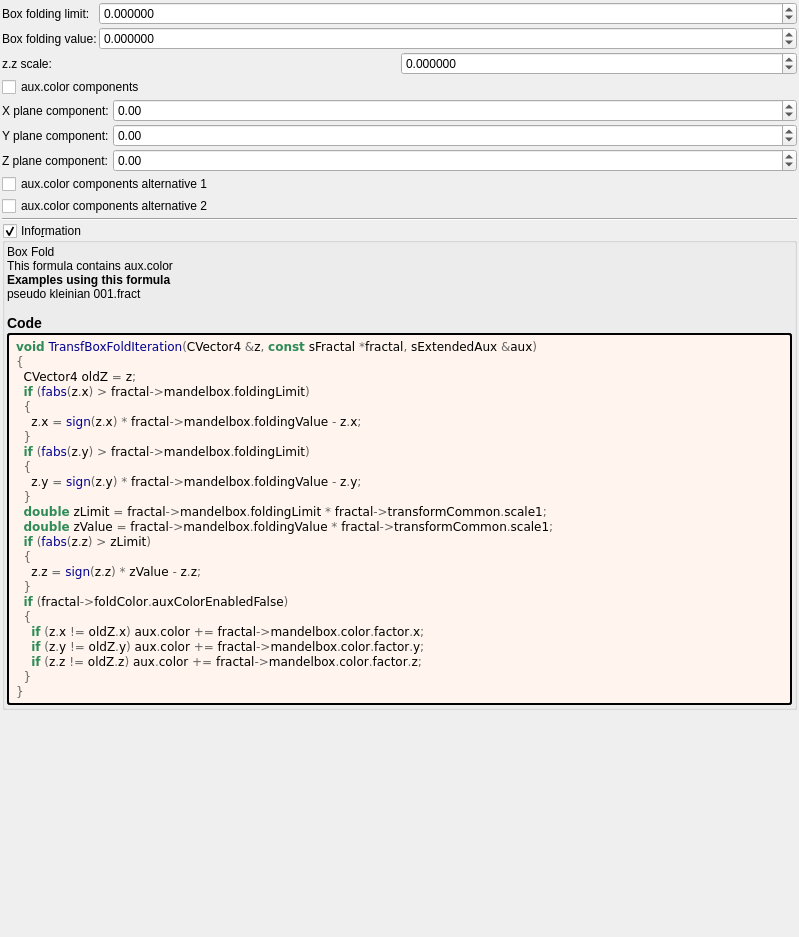
First picture: the form in mandelbulber2/formula/ui/fractal_transf_box_fold.ui, repository buddhi1980/mandelbulber2, before the edit.
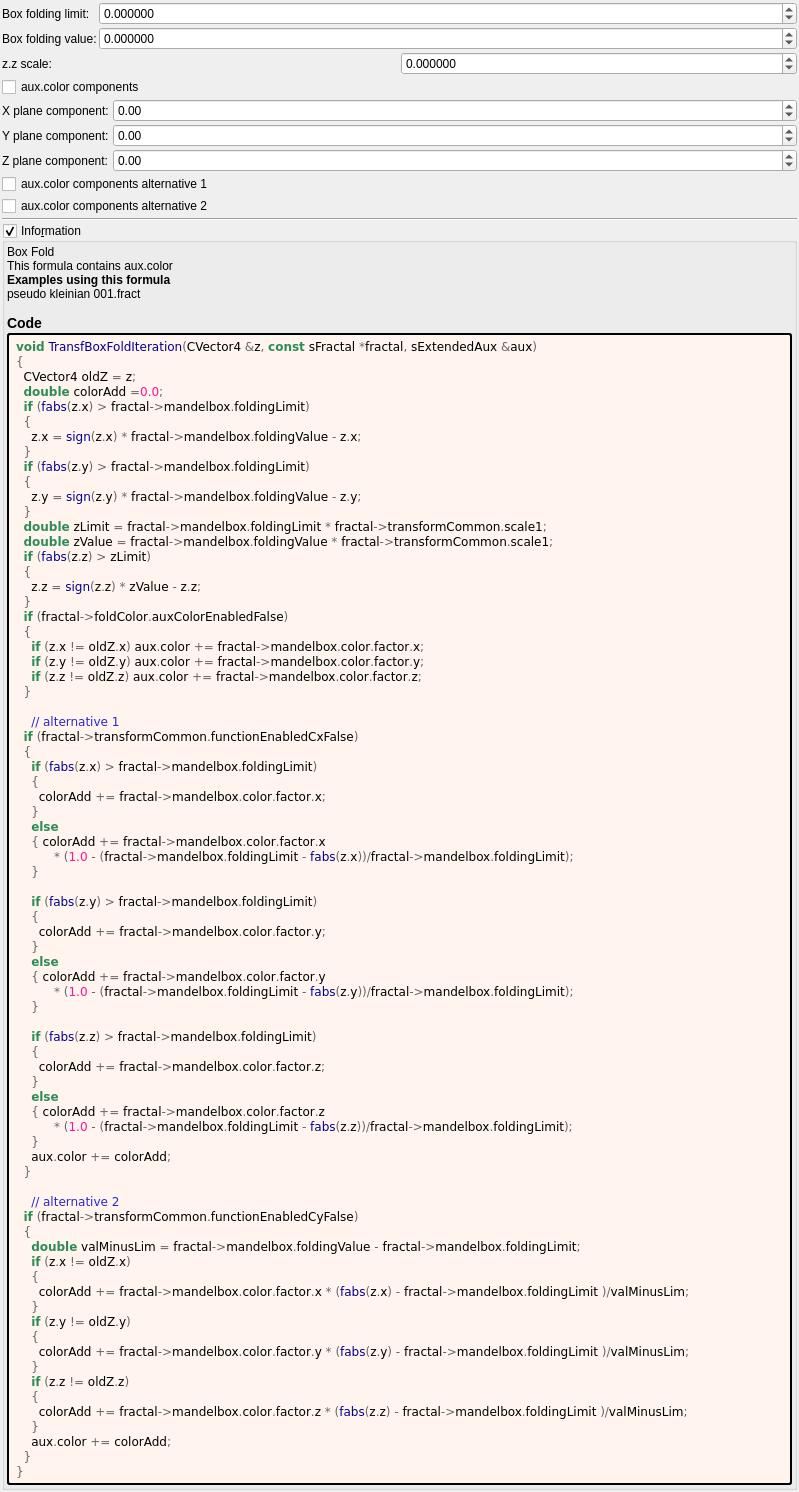
Second picture: the form after the edit. Custom widgets are drawn as their Qt base class.

```diff
--- a/mandelbulber2/formula/ui/fractal_transf_box_fold.ui
+++ b/mandelbulber2/formula/ui/fractal_transf_box_fold.ui
@@ -340,6 +340,7 @@
 &lt;pre style=&quot;color:#000000; background-color:#fff5ee;  font-family:'Courier New',monospace;&quot;&gt;&lt;span style=&quot;color:#2e8b57; font-weight:bold&quot;&gt;void&lt;/span&gt; &lt;span style=&quot;color:#00008f&quot;&gt;TransfBoxFoldIteration&lt;/span&gt;&lt;span style=&quot;color:#676767&quot;&gt;(&lt;/span&gt;CVector4 &lt;span style=&quot;color:#676767&quot;&gt;&amp;amp;&lt;/span&gt;z&lt;span style=&quot;color:#676767&quot;&gt;,&lt;/span&gt; &lt;span style=&quot;color:#2e8b57; font-weight:bold&quot;&gt;const&lt;/span&gt; sFractal &lt;span style=&quot;color:#676767&quot;&gt;*&lt;/span&gt;fractal&lt;span style=&quot;color:#676767&quot;&gt;,&lt;/span&gt; sExtendedAux &lt;span style=&quot;color:#676767&quot;&gt;&amp;amp;&lt;/span&gt;aux&lt;span style=&quot;color:#676767&quot;&gt;)&lt;/span&gt;
 &lt;span style=&quot;color:#676767&quot;&gt;{&lt;/span&gt;
   CVector4 oldZ &lt;span style=&quot;color:#676767&quot;&gt;=&lt;/span&gt; z&lt;span style=&quot;color:#676767&quot;&gt;;&lt;/span&gt;
+  &lt;span style=&quot;color:#2e8b57; font-weight:bold&quot;&gt;double&lt;/span&gt; colorAdd &lt;span style=&quot;color:#676767&quot;&gt;=&lt;/span&gt;&lt;span style=&quot;color:#ff1493&quot;&gt;0.0&lt;/span&gt;&lt;span style=&quot;color:#676767&quot;&gt;;&lt;/span&gt;
   &lt;span style=&quot;color:#2e8b57; font-weight:bold&quot;&gt;if&lt;/span&gt; &lt;span style=&quot;color:#676767&quot;&gt;(&lt;/span&gt;&lt;span style=&quot;color:#00008f&quot;&gt;fabs&lt;/span&gt;&lt;span style=&quot;color:#676767&quot;&gt;(&lt;/span&gt;z&lt;span style=&quot;color:#676767&quot;&gt;.&lt;/span&gt;x&lt;span style=&quot;color:#676767&quot;&gt;) &amp;gt;&lt;/span&gt; fractal&lt;span style=&quot;color:#676767&quot;&gt;-&amp;gt;&lt;/span&gt;mandelbox&lt;span style=&quot;color:#676767&quot;&gt;.&lt;/span&gt;foldingLimit&lt;span style=&quot;color:#676767&quot;&gt;)&lt;/span&gt;
   &lt;span style=&quot;color:#676767&quot;&gt;{&lt;/span&gt;
     z&lt;span style=&quot;color:#676767&quot;&gt;.&lt;/span&gt;x &lt;span style=&quot;color:#676767&quot;&gt;=&lt;/span&gt; &lt;span style=&quot;color:#00008f&quot;&gt;sign&lt;/span&gt;&lt;span style=&quot;color:#676767&quot;&gt;(&lt;/span&gt;z&lt;span style=&quot;color:#676767&quot;&gt;.&lt;/span&gt;x&lt;span style=&quot;color:#676767&quot;&gt;) *&lt;/span&gt; fractal&lt;span style=&quot;color:#676767&quot;&gt;-&amp;gt;&lt;/span&gt;mandelbox&lt;span style=&quot;color:#676767&quot;&gt;.&lt;/span&gt;foldingValue &lt;span style=&quot;color:#676767&quot;&gt;-&lt;/span&gt; z&lt;span style=&quot;color:#676767&quot;&gt;.&lt;/span&gt;x&lt;span style=&quot;color:#676767&quot;&gt;;&lt;/span&gt;
@@ -360,6 +361,57 @@
     &lt;span style=&quot;color:#2e8b57; font-weight:bold&quot;&gt;if&lt;/span&gt; &lt;span style=&quot;color:#676767&quot;&gt;(&lt;/span&gt;z&lt;span style=&quot;color:#676767&quot;&gt;.&lt;/span&gt;y &lt;span style=&quot;color:#676767&quot;&gt;!=&lt;/span&gt; oldZ&lt;span style=&quot;color:#676767&quot;&gt;.&lt;/span&gt;y&lt;span style=&quot;color:#676767&quot;&gt;)&lt;/span&gt; aux&lt;span style=&quot;color:#676767&quot;&gt;.&lt;/span&gt;color &lt;span style=&quot;color:#676767&quot;&gt;+=&lt;/span&gt; fractal&lt;span style=&quot;color:#676767&quot;&gt;-&amp;gt;&lt;/span&gt;mandelbox&lt;span style=&quot;color:#676767&quot;&gt;.&lt;/span&gt;color&lt;span style=&quot;color:#676767&quot;&gt;.&lt;/span&gt;factor&lt;span style=&quot;color:#676767&quot;&gt;.&lt;/span&gt;y&lt;span style=&quot;color:#676767&quot;&gt;;&lt;/span&gt;
     &lt;span style=&quot;color:#2e8b57; font-weight:bold&quot;&gt;if&lt;/span&gt; &lt;span style=&quot;color:#676767&quot;&gt;(&lt;/span&gt;z&lt;span style=&quot;color:#676767&quot;&gt;.&lt;/span&gt;z &lt;span style=&quot;color:#676767&quot;&gt;!=&lt;/span&gt; oldZ&lt;span style=&quot;color:#676767&quot;&gt;.&lt;/span&gt;z&lt;span style=&quot;color:#676767&quot;&gt;)&lt;/span&gt; aux&lt;span style=&quot;color:#676767&quot;&gt;.&lt;/span&gt;color &lt;span style=&quot;color:#676767&quot;&gt;+=&lt;/span&gt; fractal&lt;span style=&quot;color:#676767&quot;&gt;-&amp;gt;&lt;/span&gt;mandelbox&lt;span style=&quot;color:#676767&quot;&gt;.&lt;/span&gt;color&lt;span style=&quot;color:#676767&quot;&gt;.&lt;/span&gt;factor&lt;span style=&quot;color:#676767&quot;&gt;.&lt;/span&gt;z&lt;span style=&quot;color:#676767&quot;&gt;;&lt;/span&gt;
   &lt;span style=&quot;color:#676767&quot;&gt;}&lt;/span&gt;
+
+    &lt;span style=&quot;color:#2929cc&quot;&gt;// alternative 1&lt;/span&gt;
+  &lt;span style=&quot;color:#2e8b57; font-weight:bold&quot;&gt;if&lt;/span&gt; &lt;span style=&quot;color:#676767&quot;&gt;(&lt;/span&gt;fractal&lt;span style=&quot;color:#676767&quot;&gt;-&amp;gt;&lt;/span&gt;transformCommon&lt;span style=&quot;color:#676767&quot;&gt;.&lt;/span&gt;functionEnabledCxFalse&lt;span style=&quot;color:#676767&quot;&gt;)&lt;/span&gt;
+  &lt;span style=&quot;color:#676767&quot;&gt;{&lt;/span&gt;
+    &lt;span style=&quot;color:#2e8b57; font-weight:bold&quot;&gt;if&lt;/span&gt; &lt;span style=&quot;color:#676767&quot;&gt;(&lt;/span&gt;&lt;span style=&quot;color:#00008f&quot;&gt;fabs&lt;/span&gt;&lt;span style=&quot;color:#676767&quot;&gt;(&lt;/span&gt;z&lt;span style=&quot;color:#676767&quot;&gt;.&lt;/span&gt;x&lt;span style=&quot;color:#676767&quot;&gt;) &amp;gt;&lt;/span&gt; fractal&lt;span style=&quot;color:#676767&quot;&gt;-&amp;gt;&lt;/span&gt;mandelbox&lt;span style=&quot;color:#676767&quot;&gt;.&lt;/span&gt;foldingLimit&lt;span style=&quot;color:#676767&quot;&gt;)&lt;/span&gt;
+    &lt;span style=&quot;color:#676767&quot;&gt;{&lt;/span&gt;
+      colorAdd &lt;span style=&quot;color:#676767&quot;&gt;+=&lt;/span&gt; fractal&lt;span style=&quot;color:#676767&quot;&gt;-&amp;gt;&lt;/span&gt;mandelbox&lt;span style=&quot;color:#676767&quot;&gt;.&lt;/span&gt;color&lt;span style=&quot;color:#676767&quot;&gt;.&lt;/span&gt;factor&lt;span style=&quot;color:#676767&quot;&gt;.&lt;/span&gt;x&lt;span style=&quot;color:#676767&quot;&gt;;&lt;/span&gt;
+    &lt;span style=&quot;color:#676767&quot;&gt;}&lt;/span&gt;
+    &lt;span style=&quot;color:#2e8b57; font-weight:bold&quot;&gt;else&lt;/span&gt;
+    &lt;span style=&quot;color:#676767&quot;&gt;{&lt;/span&gt; colorAdd &lt;span style=&quot;color:#676767&quot;&gt;+=&lt;/span&gt; fractal&lt;span style=&quot;color:#676767&quot;&gt;-&amp;gt;&lt;/span&gt;mandelbox&lt;span style=&quot;color:#676767&quot;&gt;.&lt;/span&gt;color&lt;span style=&quot;color:#676767&quot;&gt;.&lt;/span&gt;factor&lt;span style=&quot;color:#676767&quot;&gt;.&lt;/span&gt;x
+          &lt;span style=&quot;color:#676767&quot;&gt;* (&lt;/span&gt;&lt;span style=&quot;color:#ff1493&quot;&gt;1.0&lt;/span&gt; &lt;span style=&quot;color:#676767&quot;&gt;- (&lt;/span&gt;fractal&lt;span style=&quot;color:#676767&quot;&gt;-&amp;gt;&lt;/span&gt;mandelbox&lt;span style=&quot;color:#676767&quot;&gt;.&lt;/span&gt;foldingLimit &lt;span style=&quot;color:#676767&quot;&gt;-&lt;/span&gt; &lt;span style=&quot;color:#00008f&quot;&gt;fabs&lt;/span&gt;&lt;span style=&quot;color:#676767&quot;&gt;(&lt;/span&gt;z&lt;span style=&quot;color:#676767&quot;&gt;.&lt;/span&gt;x&lt;span style=&quot;color:#676767&quot;&gt;))/&lt;/span&gt;fractal&lt;span style=&quot;color:#676767&quot;&gt;-&amp;gt;&lt;/span&gt;mandelbox&lt;span style=&quot;color:#676767&quot;&gt;.&lt;/span&gt;foldingLimit&lt;span style=&quot;color:#676767&quot;&gt;);&lt;/span&gt;
+    &lt;span style=&quot;color:#676767&quot;&gt;}&lt;/span&gt;
+
+    &lt;span style=&quot;color:#2e8b57; font-weight:bold&quot;&gt;if&lt;/span&gt; &lt;span style=&quot;color:#676767&quot;&gt;(&lt;/span&gt;&lt;span style=&quot;color:#00008f&quot;&gt;fabs&lt;/span&gt;&lt;span style=&quot;color:#676767&quot;&gt;(&lt;/span&gt;z&lt;span style=&quot;color:#676767&quot;&gt;.&lt;/span&gt;y&lt;span style=&quot;color:#676767&quot;&gt;) &amp;gt;&lt;/span&gt; fractal&lt;span style=&quot;color:#676767&quot;&gt;-&amp;gt;&lt;/span&gt;mandelbox&lt;span style=&quot;color:#676767&quot;&gt;.&lt;/span&gt;foldingLimit&lt;span style=&quot;color:#676767&quot;&gt;)&lt;/span&gt;
+    &lt;span style=&quot;color:#676767&quot;&gt;{&lt;/span&gt;
+      colorAdd &lt;span style=&quot;color:#676767&quot;&gt;+=&lt;/span&gt; fractal&lt;span style=&quot;color:#676767&quot;&gt;-&amp;gt;&lt;/span&gt;mandelbox&lt;span style=&quot;color:#676767&quot;&gt;.&lt;/span&gt;color&lt;span style=&quot;color:#676767&quot;&gt;.&lt;/span&gt;factor&lt;span style=&quot;color:#676767&quot;&gt;.&lt;/span&gt;y&lt;span style=&quot;color:#676767&quot;&gt;;&lt;/span&gt;
+    &lt;span style=&quot;color:#676767&quot;&gt;}&lt;/span&gt;
+    &lt;span style=&quot;color:#2e8b57; font-weight:bold&quot;&gt;else&lt;/span&gt;
+    &lt;span style=&quot;color:#676767&quot;&gt;{&lt;/span&gt; colorAdd &lt;span style=&quot;color:#676767&quot;&gt;+=&lt;/span&gt; fractal&lt;span style=&quot;color:#676767&quot;&gt;-&amp;gt;&lt;/span&gt;mandelbox&lt;span style=&quot;color:#676767&quot;&gt;.&lt;/span&gt;color&lt;span style=&quot;color:#676767&quot;&gt;.&lt;/span&gt;factor&lt;span style=&quot;color:#676767&quot;&gt;.&lt;/span&gt;y
+          &lt;span style=&quot;color:#676767&quot;&gt;* (&lt;/span&gt;&lt;span style=&quot;color:#ff1493&quot;&gt;1.0&lt;/span&gt; &lt;span style=&quot;color:#676767&quot;&gt;- (&lt;/span&gt;fractal&lt;span style=&quot;color:#676767&quot;&gt;-&amp;gt;&lt;/span&gt;mandelbox&lt;span style=&quot;color:#676767&quot;&gt;.&lt;/span&gt;foldingLimit &lt;span style=&quot;color:#676767&quot;&gt;-&lt;/span&gt; &lt;span style=&quot;color:#00008f&quot;&gt;fabs&lt;/span&gt;&lt;span style=&quot;color:#676767&quot;&gt;(&lt;/span&gt;z&lt;span style=&quot;color:#676767&quot;&gt;.&lt;/span&gt;y&lt;span style=&quot;color:#676767&quot;&gt;))/&lt;/span&gt;fractal&lt;span style=&quot;color:#676767&quot;&gt;-&amp;gt;&lt;/span&gt;mandelbox&lt;span style=&quot;color:#676767&quot;&gt;.&lt;/span&gt;foldingLimit&lt;span style=&quot;color:#676767&quot;&gt;);&lt;/span&gt;
+    &lt;span style=&quot;color:#676767&quot;&gt;}&lt;/span&gt;
+
+    &lt;span style=&quot;color:#2e8b57; font-weight:bold&quot;&gt;if&lt;/span&gt; &lt;span style=&quot;color:#676767&quot;&gt;(&lt;/span&gt;&lt;span style=&quot;color:#00008f&quot;&gt;fabs&lt;/span&gt;&lt;span style=&quot;color:#676767&quot;&gt;(&lt;/span&gt;z&lt;span style=&quot;color:#676767&quot;&gt;.&lt;/span&gt;z&lt;span style=&quot;color:#676767&quot;&gt;) &amp;gt;&lt;/span&gt; fractal&lt;span style=&quot;color:#676767&quot;&gt;-&amp;gt;&lt;/span&gt;mandelbox&lt;span style=&quot;color:#676767&quot;&gt;.&lt;/span&gt;foldingLimit&lt;span style=&quot;color:#676767&quot;&gt;)&lt;/span&gt;
+    &lt;span style=&quot;color:#676767&quot;&gt;{&lt;/span&gt;
+      colorAdd &lt;span style=&quot;color:#676767&quot;&gt;+=&lt;/span&gt; fractal&lt;span style=&quot;color:#676767&quot;&gt;-&amp;gt;&lt;/span&gt;mandelbox&lt;span style=&quot;color:#676767&quot;&gt;.&lt;/span&gt;color&lt;span style=&quot;color:#676767&quot;&gt;.&lt;/span&gt;factor&lt;span style=&quot;color:#676767&quot;&gt;.&lt;/span&gt;z&lt;span style=&quot;color:#676767&quot;&gt;;&lt;/span&gt;
+    &lt;span style=&quot;color:#676767&quot;&gt;}&lt;/span&gt;
+    &lt;span style=&quot;color:#2e8b57; font-weight:bold&quot;&gt;else&lt;/span&gt;
+    &lt;span style=&quot;color:#676767&quot;&gt;{&lt;/span&gt; colorAdd &lt;span style=&quot;color:#676767&quot;&gt;+=&lt;/span&gt; fractal&lt;span style=&quot;color:#676767&quot;&gt;-&amp;gt;&lt;/span&gt;mandelbox&lt;span style=&quot;color:#676767&quot;&gt;.&lt;/span&gt;color&lt;span style=&quot;color:#676767&quot;&gt;.&lt;/span&gt;factor&lt;span style=&quot;color:#676767&quot;&gt;.&lt;/span&gt;z
+          &lt;span style=&quot;color:#676767&quot;&gt;* (&lt;/span&gt;&lt;span style=&quot;color:#ff1493&quot;&gt;1.0&lt;/span&gt; &lt;span style=&quot;color:#676767&quot;&gt;- (&lt;/span&gt;fractal&lt;span style=&quot;color:#676767&quot;&gt;-&amp;gt;&lt;/span&gt;mandelbox&lt;span style=&quot;color:#676767&quot;&gt;.&lt;/span&gt;foldingLimit &lt;span style=&quot;color:#676767&quot;&gt;-&lt;/span&gt; &lt;span style=&quot;color:#00008f&quot;&gt;fabs&lt;/span&gt;&lt;span style=&quot;color:#676767&quot;&gt;(&lt;/span&gt;z&lt;span style=&quot;color:#676767&quot;&gt;.&lt;/span&gt;z&lt;span style=&quot;color:#676767&quot;&gt;))/&lt;/span&gt;fractal&lt;span style=&quot;color:#676767&quot;&gt;-&amp;gt;&lt;/span&gt;mandelbox&lt;span style=&quot;color:#676767&quot;&gt;.&lt;/span&gt;foldingLimit&lt;span style=&quot;color:#676767&quot;&gt;);&lt;/span&gt;
+    &lt;span style=&quot;color:#676767&quot;&gt;}&lt;/span&gt;
+    aux&lt;span style=&quot;color:#676767&quot;&gt;.&lt;/span&gt;color &lt;span style=&quot;color:#676767&quot;&gt;+=&lt;/span&gt; colorAdd&lt;span style=&quot;color:#676767&quot;&gt;;&lt;/span&gt;
+  &lt;span style=&quot;color:#676767&quot;&gt;}&lt;/span&gt;
+
+    &lt;span style=&quot;color:#2929cc&quot;&gt;// alternative 2&lt;/span&gt;
+  &lt;span style=&quot;color:#2e8b57; font-weight:bold&quot;&gt;if&lt;/span&gt; &lt;span style=&quot;color:#676767&quot;&gt;(&lt;/span&gt;fractal&lt;span style=&quot;color:#676767&quot;&gt;-&amp;gt;&lt;/span&gt;transformCommon&lt;span style=&quot;color:#676767&quot;&gt;.&lt;/span&gt;functionEnabledCyFalse&lt;span style=&quot;color:#676767&quot;&gt;)&lt;/span&gt;
+  &lt;span style=&quot;color:#676767&quot;&gt;{&lt;/span&gt;
+    &lt;span style=&quot;color:#2e8b57; font-weight:bold&quot;&gt;double&lt;/span&gt; valMinusLim &lt;span style=&quot;color:#676767&quot;&gt;=&lt;/span&gt; fractal&lt;span style=&quot;color:#676767&quot;&gt;-&amp;gt;&lt;/span&gt;mandelbox&lt;span style=&quot;color:#676767&quot;&gt;.&lt;/span&gt;foldingValue &lt;span style=&quot;color:#676767&quot;&gt;-&lt;/span&gt; fractal&lt;span style=&quot;color:#676767&quot;&gt;-&amp;gt;&lt;/span&gt;mandelbox&lt;span style=&quot;color:#676767&quot;&gt;.&lt;/span&gt;foldingLimit&lt;span style=&quot;color:#676767&quot;&gt;;&lt;/span&gt;
+    &lt;span style=&quot;color:#2e8b57; font-weight:bold&quot;&gt;if&lt;/span&gt; &lt;span style=&quot;color:#676767&quot;&gt;(&lt;/span&gt;z&lt;span style=&quot;color:#676767&quot;&gt;.&lt;/span&gt;x &lt;span style=&quot;color:#676767&quot;&gt;!=&lt;/span&gt; oldZ&lt;span style=&quot;color:#676767&quot;&gt;.&lt;/span&gt;x&lt;span style=&quot;color:#676767&quot;&gt;)&lt;/span&gt;
+    &lt;span style=&quot;color:#676767&quot;&gt;{&lt;/span&gt;
+      colorAdd &lt;span style=&quot;color:#676767&quot;&gt;+=&lt;/span&gt; fractal&lt;span style=&quot;color:#676767&quot;&gt;-&amp;gt;&lt;/span&gt;mandelbox&lt;span style=&quot;color:#676767&quot;&gt;.&lt;/span&gt;color&lt;span style=&quot;color:#676767&quot;&gt;.&lt;/span&gt;factor&lt;span style=&quot;color:#676767&quot;&gt;.&lt;/span&gt;x &lt;span style=&quot;color:#676767&quot;&gt;* (&lt;/span&gt;&lt;span style=&quot;color:#00008f&quot;&gt;fabs&lt;/span&gt;&lt;span style=&quot;color:#676767&quot;&gt;(&lt;/span&gt;z&lt;span style=&quot;color:#676767&quot;&gt;.&lt;/span&gt;x&lt;span style=&quot;color:#676767&quot;&gt;) -&lt;/span&gt; fractal&lt;span style=&quot;color:#676767&quot;&gt;-&amp;gt;&lt;/span&gt;mandelbox&lt;span style=&quot;color:#676767&quot;&gt;.&lt;/span&gt;foldingLimit &lt;span style=&quot;color:#676767&quot;&gt;)/&lt;/span&gt;valMinusLim&lt;span style=&quot;color:#676767&quot;&gt;;&lt;/span&gt;
+    &lt;span style=&quot;color:#676767&quot;&gt;}&lt;/span&gt;
+    &lt;span style=&quot;color:#2e8b57; font-weight:bold&quot;&gt;if&lt;/span&gt; &lt;span style=&quot;color:#676767&quot;&gt;(&lt;/span&gt;z&lt;span style=&quot;color:#676767&quot;&gt;.&lt;/span&gt;y &lt;span style=&quot;color:#676767&quot;&gt;!=&lt;/span&gt; oldZ&lt;span style=&quot;color:#676767&quot;&gt;.&lt;/span&gt;y&lt;span style=&quot;color:#676767&quot;&gt;)&lt;/span&gt;
+    &lt;span style=&quot;color:#676767&quot;&gt;{&lt;/span&gt;
+      colorAdd &lt;span style=&quot;color:#676767&quot;&gt;+=&lt;/span&gt; fractal&lt;span style=&quot;color:#676767&quot;&gt;-&amp;gt;&lt;/span&gt;mandelbox&lt;span style=&quot;color:#676767&quot;&gt;.&lt;/span&gt;color&lt;span style=&quot;color:#676767&quot;&gt;.&lt;/span&gt;factor&lt;span style=&quot;color:#676767&quot;&gt;.&lt;/span&gt;y &lt;span style=&quot;color:#676767&quot;&gt;* (&lt;/span&gt;&lt;span style=&quot;color:#00008f&quot;&gt;fabs&lt;/span&gt;&lt;span style=&quot;color:#676767&quot;&gt;(&lt;/span&gt;z&lt;span style=&quot;color:#676767&quot;&gt;.&lt;/span&gt;y&lt;span style=&quot;color:#676767&quot;&gt;) -&lt;/span&gt; fractal&lt;span style=&quot;color:#676767&quot;&gt;-&amp;gt;&lt;/span&gt;mandelbox&lt;span style=&quot;color:#676767&quot;&gt;.&lt;/span&gt;foldingLimit &lt;span style=&quot;color:#676767&quot;&gt;)/&lt;/span&gt;valMinusLim&lt;span style=&quot;color:#676767&quot;&gt;;&lt;/span&gt;
+    &lt;span style=&quot;color:#676767&quot;&gt;}&lt;/span&gt;
+    &lt;span style=&quot;color:#2e8b57; font-weight:bold&quot;&gt;if&lt;/span&gt; &lt;span style=&quot;color:#676767&quot;&gt;(&lt;/span&gt;z&lt;span style=&quot;color:#676767&quot;&gt;.&lt;/span&gt;z &lt;span style=&quot;color:#676767&quot;&gt;!=&lt;/span&gt; oldZ&lt;span style=&quot;color:#676767&quot;&gt;.&lt;/span&gt;z&lt;span style=&quot;color:#676767&quot;&gt;)&lt;/span&gt;
+    &lt;span style=&quot;color:#676767&quot;&gt;{&lt;/span&gt;
+      colorAdd &lt;span style=&quot;color:#676767&quot;&gt;+=&lt;/span&gt; fractal&lt;span style=&quot;color:#676767&quot;&gt;-&amp;gt;&lt;/span&gt;mandelbox&lt;span style=&quot;color:#676767&quot;&gt;.&lt;/span&gt;color&lt;span style=&quot;color:#676767&quot;&gt;.&lt;/span&gt;factor&lt;span style=&quot;color:#676767&quot;&gt;.&lt;/span&gt;z &lt;span style=&quot;color:#676767&quot;&gt;* (&lt;/span&gt;&lt;span style=&quot;color:#00008f&quot;&gt;fabs&lt;/span&gt;&lt;span style=&quot;color:#676767&quot;&gt;(&lt;/span&gt;z&lt;span style=&quot;color:#676767&quot;&gt;.&lt;/span&gt;z&lt;span style=&quot;color:#676767&quot;&gt;) -&lt;/span&gt; fractal&lt;span style=&quot;color:#676767&quot;&gt;-&amp;gt;&lt;/span&gt;mandelbox&lt;span style=&quot;color:#676767&quot;&gt;.&lt;/span&gt;foldingLimit &lt;span style=&quot;color:#676767&quot;&gt;)/&lt;/span&gt;valMinusLim&lt;span style=&quot;color:#676767&quot;&gt;;&lt;/span&gt;
+    &lt;span style=&quot;color:#676767&quot;&gt;}&lt;/span&gt;
+    aux&lt;span style=&quot;color:#676767&quot;&gt;.&lt;/span&gt;color &lt;span style=&quot;color:#676767&quot;&gt;+=&lt;/span&gt; colorAdd&lt;span style=&quot;color:#676767&quot;&gt;;&lt;/span&gt;
+  &lt;span style=&quot;color:#676767&quot;&gt;}&lt;/span&gt;
 &lt;span style=&quot;color:#676767&quot;&gt;}&lt;/span&gt;
 &lt;/pre&gt;
 &lt;/body&gt;</string>
```
Left out of the diff: 2 changed lines with no effect on the pictures.
